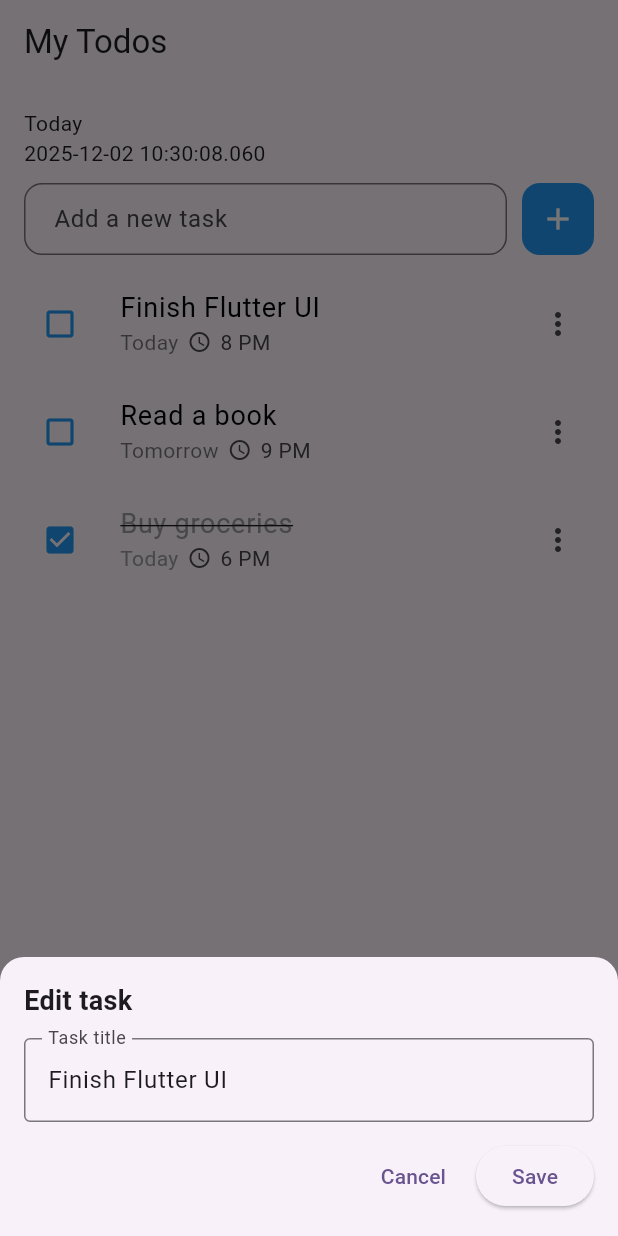
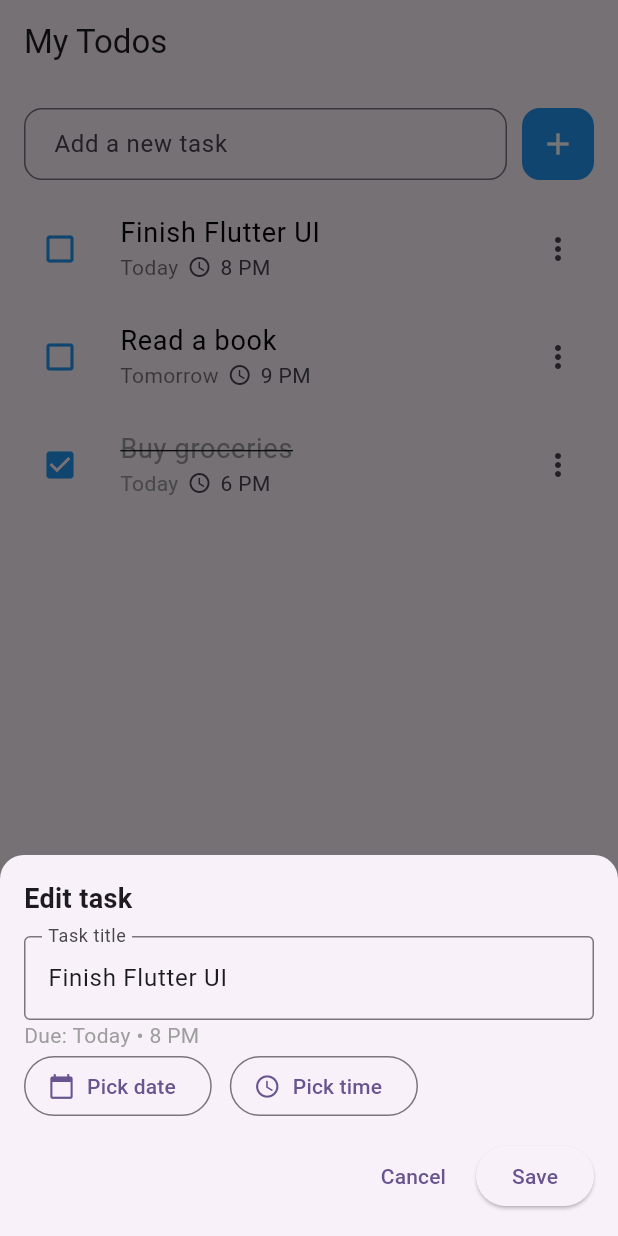
Before and after one commit to ramanathanMuthuraman/todo_app, a Flutter app: the screen it shows after launch, after a tap on the "check box outline blank" icon, after a tap on the "more vert" icon, on a phone screen of 412 x 824 dp. Run offline on Flutter 3.47's test engine with Material 3 defaults, Android fonts, the phone set to English and light mode, and no system bars; our stand-ins replace shared_preferences.

Commit message:
Add date and time edit

```diff
--- a/lib/todo_screen.dart
+++ b/lib/todo_screen.dart
@@ -1,5 +1,6 @@
 import 'package:flutter/material.dart';
 import 'dart:convert';
+import 'package:intl/intl.dart';
 import 'package:shared_preferences/shared_preferences.dart';
 
 class TodoScreen extends StatefulWidget {
@@ -11,8 +12,8 @@ class TodoScreen extends StatefulWidget {
 
 class _TodoItem {
   String title;
-  final String dayLabel;
-  final String timeLabel;
+  String dayLabel;
+  String timeLabel;
   bool isDone;
 
   _TodoItem({
@@ -108,6 +109,9 @@ class _TodoScreenState extends State<TodoScreen> {
   void _openEditBottomSheet(_TodoItem item) {
     final controller = TextEditingController(text: item.title);
 
+    String tempDayLabel = item.dayLabel;
+    String tempTimeLabel = item.timeLabel;
+
     showModalBottomSheet(
       context: context,
       isScrollControlled: true, // so it can move up with keyboard
@@ -115,13 +119,47 @@ class _TodoScreenState extends State<TodoScreen> {
         borderRadius: BorderRadius.vertical(top: Radius.circular(16)),
       ),
       builder: (context) {
+        return StatefulBuilder(
+          builder: (context, setModalState) {
+            Future<void> _pickDate() async {
+              final now = DateTime.now();
+              final picked = await showDatePicker(
+                context: context,
+                initialDate: now,
+                firstDate: DateTime(now.year - 1),
+                lastDate: DateTime(now.year + 2),
+              );
+
+              if (picked != null) {
+                final formatted = formatDate(picked);
+                setModalState(() {
+                  tempDayLabel = formatted;
+                });
+              }
+            }
+
+            Future<void> _pickTime() async {
+              final picked = await showTimePicker(
+                context: context,
+                initialTime: TimeOfDay.now(),
+              );
+
+              if (picked != null) {
+                final formatted = formatTime(picked);
+                setModalState(() {
+                  tempTimeLabel = formatted;
+                });
+              }
+            }
+
             return Padding(
               padding: EdgeInsets.only(
                 left: 16,
                 right: 16,
                 top: 16,
                 bottom:
-                MediaQuery.of(context).viewInsets.bottom + 16, // keyboard-safe
+                    MediaQuery.of(context).viewInsets.bottom +
+                    16, // keyboard-safe
               ),
               child: Column(
                 mainAxisSize: MainAxisSize.min,
@@ -139,6 +177,25 @@ class _TodoScreenState extends State<TodoScreen> {
                       border: OutlineInputBorder(),
                     ),
                   ),
+                  Text(
+                    "Due: $tempDayLabel • $tempTimeLabel",
+                    style: const TextStyle(color: Colors.grey),
+                  ),
+                  Row(
+                    children: [
+                      OutlinedButton.icon(
+                        onPressed: _pickDate,
+                        icon: const Icon(Icons.calendar_today, size: 18),
+                        label: const Text("Pick date"),
+                      ),
+                      const SizedBox(width: 12),
+                      OutlinedButton.icon(
+                        onPressed: _pickTime,
+                        icon: const Icon(Icons.access_time, size: 18),
+                        label: const Text("Pick time"),
+                      ),
+                    ],
+                  ),
                   const SizedBox(height: 12),
                   Row(
                     mainAxisAlignment: MainAxisAlignment.end,
@@ -151,7 +208,7 @@ class _TodoScreenState extends State<TodoScreen> {
                       ),
                       const SizedBox(width: 8),
                       ElevatedButton(
-                    onPressed: () {
+                        onPressed: () async {
                           final newText = controller.text.trim();
                           if (newText.isEmpty) {
                             Navigator.of(context).pop();
@@ -160,7 +217,11 @@ class _TodoScreenState extends State<TodoScreen> {
 
                           setState(() {
                             item.title = newText;
+                            item.dayLabel = tempDayLabel;
+                            item.timeLabel = tempTimeLabel;
                           });
+
+                          await _saveTodos();
 
                           Navigator.of(context).pop();
                         },
@@ -170,6 +231,8 @@ class _TodoScreenState extends State<TodoScreen> {
                   ),
                 ],
               ),
+            );
+          },
         );
       },
     );
@@ -189,9 +252,6 @@ class _TodoScreenState extends State<TodoScreen> {
           child: Column(
             crossAxisAlignment: CrossAxisAlignment.start,
             children: [
-              const Text('Today'),
-              Text(DateTime.now().toString()),
-              const SizedBox(height: 10.0),
               Center(
                 child: Row(
                   children: [
@@ -360,3 +420,21 @@ class _TodoListItem extends StatelessWidget {
     );
   }
 }
+
+String formatDate(DateTime date) {
+  final now = DateTime.now();
+  final today = DateTime(now.year, now.month, now.day);
+  final tomorrow = today.add(const Duration(days: 1));
+  final pickedDate = DateTime(date.year, date.month, date.day);
+
+  if (pickedDate == today) return "Today";
+  if (pickedDate == tomorrow) return "Tomorrow";
+
+  return DateFormat('E, MMM d').format(date); // Example: Mon, Feb 12
+}
+
+String formatTime(TimeOfDay time) {
+  final now = DateTime.now();
+  final dt = DateTime(now.year, now.month, now.day, time.hour, time.minute);
+  return DateFormat('h:mm a').format(dt); // 6:30 PM
+}
--- a/pubspec.yaml
+++ b/pubspec.yaml
@@ -35,6 +35,7 @@ dependencies:
   # Use with the CupertinoIcons class for iOS style icons.
   cupertino_icons: ^1.0.8
   shared_preferences: ^2.5.3
+  intl: ^0.20.2
 
 dev_dependencies:
   flutter_test:
```
Also changed, not shown: pubspec.lock. Lines whose indentation alone changed are shown as unchanged.
